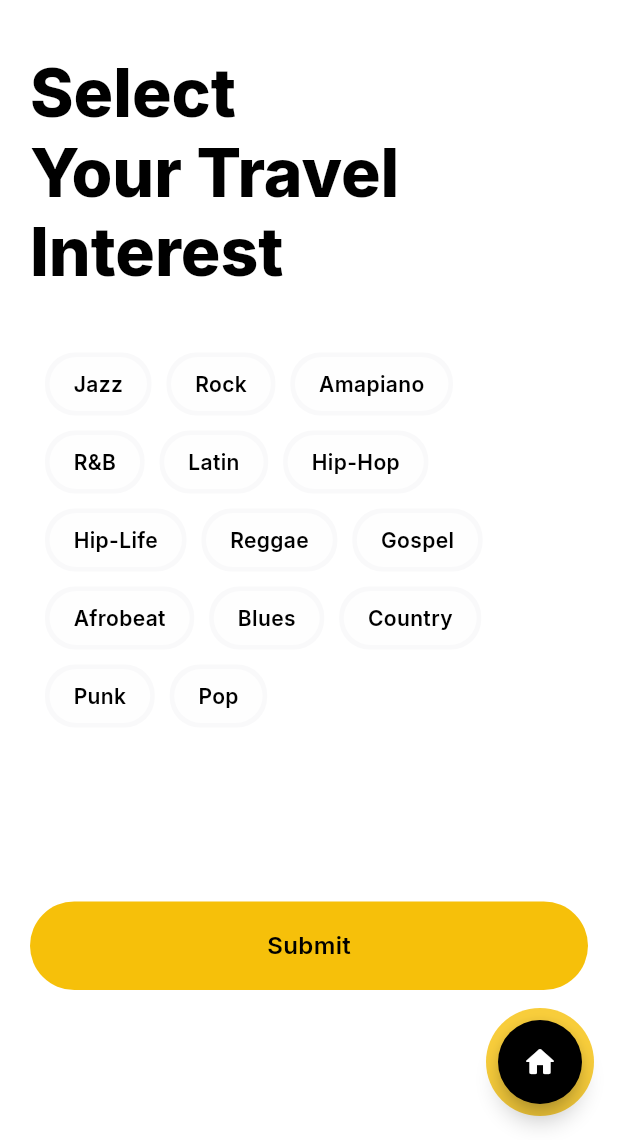
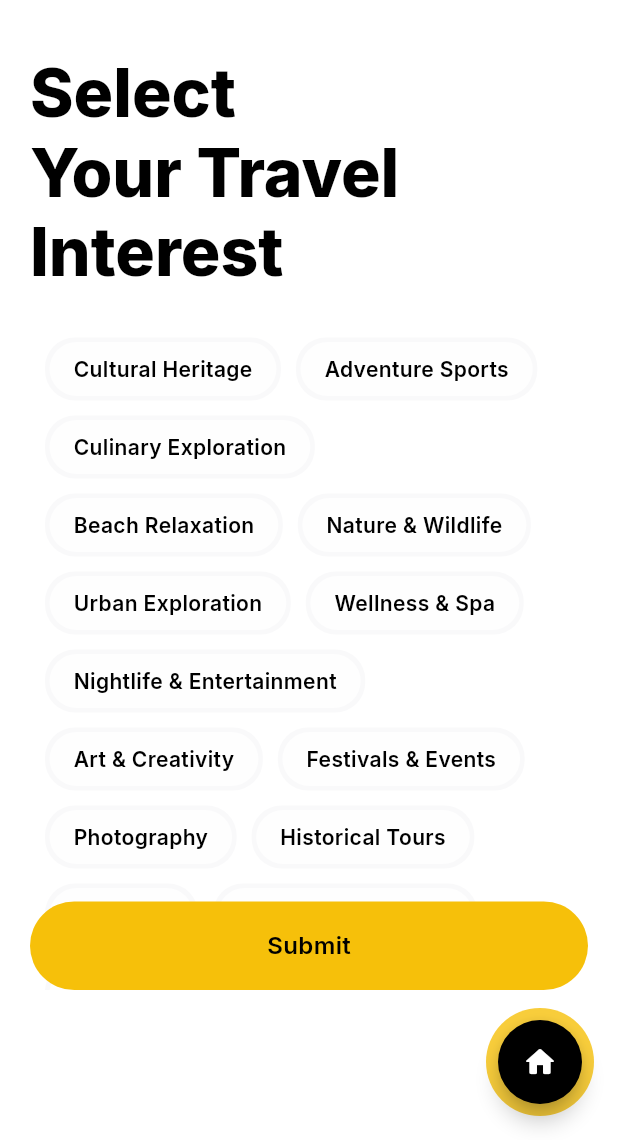
Before and after one commit to kwakyebrilliant/VoyageAI, a Flutter app: the screen it shows after launch, after a tap on the "add location alt" icon, after a tap on "Proceed", on a phone screen of 412 x 824 dp, the part 96-1236 px from its top. Run offline on Flutter 3.47's test engine with Material 3 defaults, Android fonts, the phone set to English and light mode, and no system bars; our stand-ins replace country_picker, flutter_typeahead, google_fonts.

Commit message:
proceed updates

```diff
--- a/lib/utility/proceed_page.dart
+++ b/lib/utility/proceed_page.dart
@@ -12,20 +12,21 @@ class ProceedPage extends StatefulWidget {
 class _ProceedPageState extends State<ProceedPage> {
   // Genre list
   final List<String> interests = [
-    'Jazz',
-    'Rock',
-    'Amapiano',
-    'R&B',
-    'Latin',
-    'Hip-Hop',
-    'Hip-Life',
-    'Reggae',
-    'Gospel',
-    'Afrobeat',
-    'Blues',
-    'Country',
-    'Punk',
-    'Pop',
+    'Cultural Heritage',
+    'Adventure Sports',
+    'Culinary Exploration',
+    'Beach Relaxation',
+    'Nature & Wildlife',
+    'Urban Exploration',
+    'Wellness & Spa',
+    'Nightlife & Entertainment',
+    'Art & Creativity',
+    'Festivals & Events',
+    'Photography',
+    'Historical Tours',
+    'Religious',
+    'Shopping & Fashion',
+    'Family-Friendly Activities',
   ];
 
   // Selected genres list
@@ -83,7 +84,7 @@ class _ProceedPageState extends State<ProceedPage> {
                   padding: const EdgeInsets.only(
                     left: 10.0,
                     right: 10.0,
-                    top: 30.0,
+                    top: 20.0,
                   ),
 
                   // Wrap starts here
```
